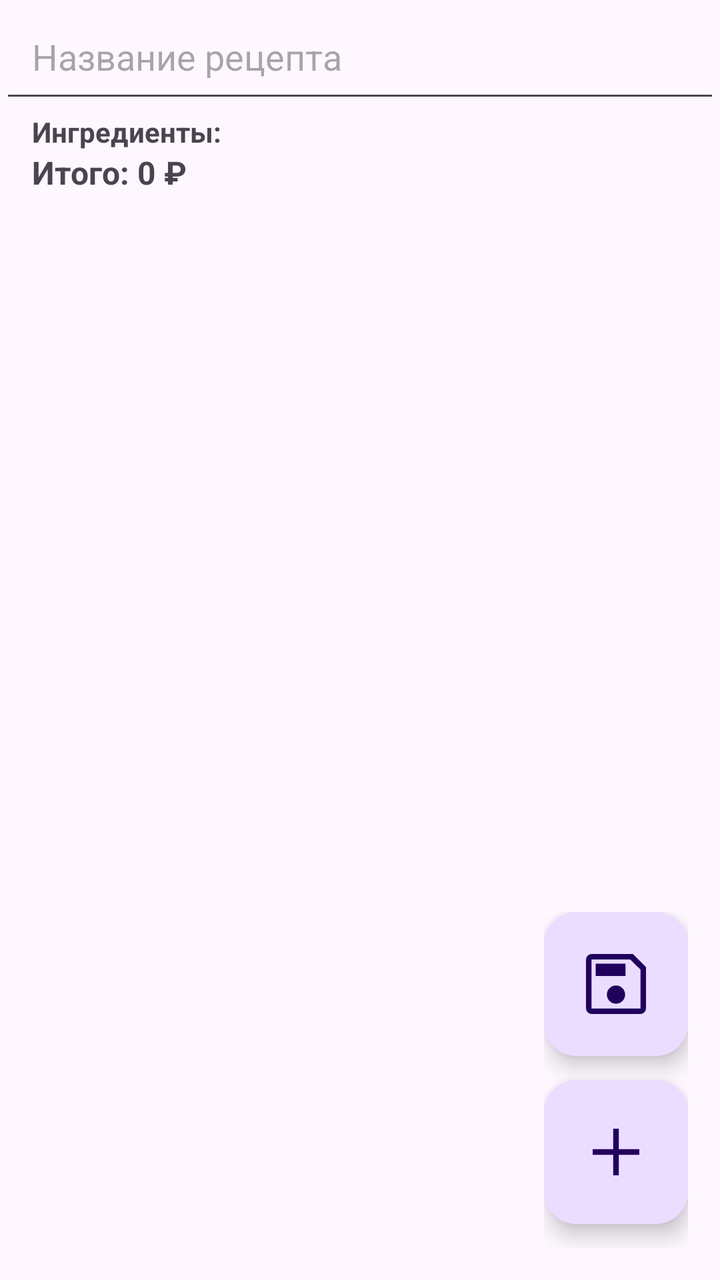
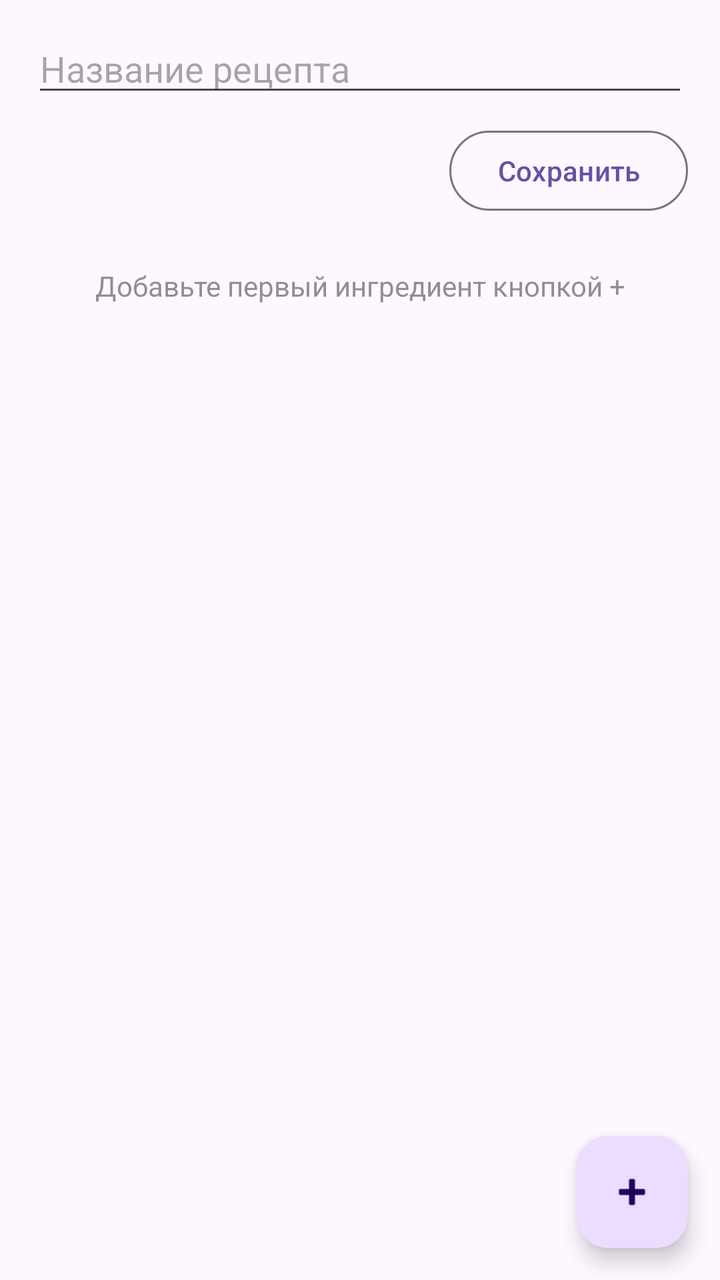

An Android layout rendered at two revisions. The XML below is the earlier revision; the diff shows what the commit changed to produce the second picture.
<!-- AndroidManifest.xml: application theme Theme.CondiCalc -->
<!-- res/layout/activity_add_recipe.xml -->
<?xml version="1.0" encoding="utf-8"?>
<FrameLayout xmlns:android="http://schemas.android.com/apk/res/android"
    xmlns:app="http://schemas.android.com/apk/res-auto"
    android:layout_width="match_parent"
    android:layout_height="match_parent"
    android:fitsSystemWindows="true">

    <LinearLayout
        android:layout_width="match_parent"
        android:layout_height="match_parent"
        android:orientation="vertical">

        <EditText
            android:id="@+id/recipeNameInput"
            android:layout_width="match_parent"
            android:layout_height="wrap_content"
            android:padding="16dp"
            android:hint="Название рецепта"
            android:inputType="textCapSentences" />

        <TextView
            android:layout_width="match_parent"
            android:layout_height="wrap_content"
            android:paddingStart="16dp"
            android:paddingEnd="16dp"
            android:text="Ингредиенты:"
            android:textStyle="bold" />

        <TextView
            android:id="@+id/totalText"
            android:layout_width="match_parent"
            android:layout_height="wrap_content"
            android:paddingStart="16dp"
            android:paddingEnd="16dp"
            android:paddingBottom="8dp"
            android:text="Итого: 0 ₽"
            android:textStyle="bold"
            android:textSize="16sp" />

        <androidx.recyclerview.widget.RecyclerView
            android:id="@+id/ingredientEditList"
            android:layout_width="match_parent"
            android:layout_height="0dp"
            android:layout_weight="1"
            android:paddingBottom="196dp"
            android:clipToPadding="false" />
    </LinearLayout>

    <LinearLayout
        android:layout_width="wrap_content"
        android:layout_height="wrap_content"
        android:layout_gravity="bottom|end"
        android:layout_margin="16dp"
        android:orientation="vertical">

        <com.google.android.material.floatingactionbutton.FloatingActionButton
            android:id="@+id/saveRecipeBtn"
            android:layout_width="wrap_content"
            android:layout_height="wrap_content"
            android:layout_marginBottom="12dp"
            android:contentDescription="Сохранить рецепт"
            app:fabCustomSize="72dp"
            app:maxImageSize="40dp"
            app:srcCompat="@drawable/ic_save" />

        <com.google.android.material.floatingactionbutton.FloatingActionButton
            android:id="@+id/addIngredientBtn"
            android:layout_width="wrap_content"
            android:layout_height="wrap_content"
            android:layout_marginBottom="12dp"
            android:contentDescription="Добавить ингредиент"
            app:fabCustomSize="72dp"
            app:maxImageSize="40dp"
            app:srcCompat="@drawable/ic_add" />
    </LinearLayout>
</FrameLayout>
<!-- resources referenced by this layout -->
<resources>
  <!-- drawable ic_add (drawable) -->
  <vector xmlns:android="http://schemas.android.com/apk/res/android"
      android:width="40dp"
      android:height="40dp"
      android:viewportWidth="40"
      android:viewportHeight="40">
      <path
          android:fillColor="#FF000000"
          android:pathData="M18.61 21.39H8.33V18.61H18.61V8.33h2.78V18.61H31.67v2.78H21.39V31.67H18.61V21.39Z"/>
  </vector>
  <!-- drawable ic_save (drawable) -->
  <vector xmlns:android="http://schemas.android.com/apk/res/android"
      android:width="40dp"
      android:height="40dp"
      android:viewportWidth="40"
      android:viewportHeight="40">
      <path
          android:fillColor="#FF000000"
          android:pathData="M35 11.58V32.22q0 1.12-0.83 1.95T32.22 35H7.78q-1.12 0-1.95-0.83T5 32.22V7.78Q5 6.65 5.83 5.83T7.78 5H28.42L35 11.58Zm-2.78 1.22L27.19 7.78H7.78V32.22H32.22V12.81Zm-9 15.73q1.33-1.33 1.33-3.22t-1.33-3.23-3.22-1.33-3.23 1.33T15.44 25.3t1.33 3.23 3.22 1.33 3.23-1.33ZM9.81 16H24.75V9.81H9.81V16ZM7.78 12.81V32.22 7.78v5.03Z"/>
  </vector>
  <style name="Theme.CondiCalc" parent="Theme.Material3.DayNight.NoActionBar" />
</resources>

<!-- the commit's change to res/layout/activity_add_recipe.xml (unified diff, before → after) -->
@@ -2,75 +2,69 @@
 <FrameLayout xmlns:android="http://schemas.android.com/apk/res/android"
     xmlns:app="http://schemas.android.com/apk/res-auto"
     android:layout_width="match_parent"
-    android:layout_height="match_parent"
-    android:fitsSystemWindows="true">
+    android:layout_height="match_parent">
 
     <LinearLayout
         android:layout_width="match_parent"
         android:layout_height="match_parent"
-        android:orientation="vertical">
+        android:orientation="vertical"
+        android:paddingHorizontal="16dp"
+        android:paddingTop="12dp">
 
         <EditText
             android:id="@+id/recipeNameInput"
             android:layout_width="match_parent"
             android:layout_height="wrap_content"
-            android:padding="16dp"
             android:hint="Название рецепта"
             android:inputType="textCapSentences" />
 
-        <TextView
+        <LinearLayout
             android:layout_width="match_parent"
             android:layout_height="wrap_content"
-            android:paddingStart="16dp"
-            android:paddingEnd="16dp"
-            android:text="Ингредиенты:"
-            android:textStyle="bold" />
+            android:layout_marginTop="8dp"
+            android:gravity="center_vertical"
+            android:orientation="horizontal">
+
+            <TextView
+                android:id="@+id/totalText"
+                android:layout_width="0dp"
+                android:layout_height="wrap_content"
+                android:layout_weight="1"
+                android:textAppearance="?attr/textAppearanceTitleMedium" />
+
+            <Button
+                android:id="@+id/saveRecipeBtn"
+                style="?attr/materialButtonOutlinedStyle"
+                android:layout_width="wrap_content"
+                android:layout_height="wrap_content"
+                android:text="Сохранить" />
+        </LinearLayout>
 
         <TextView
-            android:id="@+id/totalText"
+            android:id="@+id/emptyHint"
             android:layout_width="match_parent"
             android:layout_height="wrap_content"
-            android:paddingStart="16dp"
-            android:paddingEnd="16dp"
-            android:paddingBottom="8dp"
-            android:text="Итого: 0 ₽"
-            android:textStyle="bold"
-            android:textSize="16sp" />
+            android:layout_marginTop="24dp"
+            android:alpha="0.6"
+            android:gravity="center"
+            android:text="Добавьте первый ингредиент кнопкой +" />
 
         <androidx.recyclerview.widget.RecyclerView
             android:id="@+id/ingredientEditList"
             android:layout_width="match_parent"
             android:layout_height="0dp"
+            android:layout_marginTop="8dp"
             android:layout_weight="1"
-            android:paddingBottom="196dp"
-            android:clipToPadding="false" />
+            android:clipToPadding="false"
+            android:paddingBottom="88dp" />
     </LinearLayout>
 
-    <LinearLayout
+    <com.google.android.material.floatingactionbutton.FloatingActionButton
+        android:id="@+id/addIngredientBtn"
         android:layout_width="wrap_content"
         android:layout_height="wrap_content"
         android:layout_gravity="bottom|end"
         android:layout_margin="16dp"
-        android:orientation="vertical">
-
-        <com.google.android.material.floatingactionbutton.FloatingActionButton
-            android:id="@+id/saveRecipeBtn"
-            android:layout_width="wrap_content"
-            android:layout_height="wrap_content"
-            android:layout_marginBottom="12dp"
-            android:contentDescription="Сохранить рецепт"
-            app:fabCustomSize="72dp"
-            app:maxImageSize="40dp"
-            app:srcCompat="@drawable/ic_save" />
-
-        <com.google.android.material.floatingactionbutton.FloatingActionButton
-            android:id="@+id/addIngredientBtn"
-            android:layout_width="wrap_content"
-            android:layout_height="wrap_content"
-            android:layout_marginBottom="12dp"
-            android:contentDescription="Добавить ингредиент"
-            app:fabCustomSize="72dp"
-            app:maxImageSize="40dp"
-            app:srcCompat="@drawable/ic_add" />
-    </LinearLayout>
+        android:contentDescription="Добавить ингредиент"
+        android:src="@android:drawable/ic_input_add" />
 </FrameLayout>
<!-- resource entries referenced after the edit -->
@@ -1,25 +1,5 @@
 <!-- resources referenced by this layout -->
 <resources>
-  <!-- drawable ic_add (drawable) -->
-  <vector xmlns:android="http://schemas.android.com/apk/res/android"
-      android:width="40dp"
-      android:height="40dp"
-      android:viewportWidth="40"
-      android:viewportHeight="40">
-      <path
-          android:fillColor="#FF000000"
-          android:pathData="M18.61 21.39H8.33V18.61H18.61V8.33h2.78V18.61H31.67v2.78H21.39V31.67H18.61V21.39Z"/>
-  </vector>
-  <!-- drawable ic_save (drawable) -->
-  <vector xmlns:android="http://schemas.android.com/apk/res/android"
-      android:width="40dp"
-      android:height="40dp"
-      android:viewportWidth="40"
-      android:viewportHeight="40">
-      <path
-          android:fillColor="#FF000000"
-          android:pathData="M35 11.58V32.22q0 1.12-0.83 1.95T32.22 35H7.78q-1.12 0-1.95-0.83T5 32.22V7.78Q5 6.65 5.83 5.83T7.78 5H28.42L35 11.58Zm-2.78 1.22L27.19 7.78H7.78V32.22H32.22V12.81Zm-9 15.73q1.33-1.33 1.33-3.22t-1.33-3.23-3.22-1.33-3.23 1.33T15.44 25.3t1.33 3.23 3.22 1.33 3.23-1.33ZM9.81 16H24.75V9.81H9.81V16ZM7.78 12.81V32.22 7.78v5.03Z"/>
-  </vector>
   <style name="Theme.CondiCalc" parent="Theme.Material3.DayNight.NoActionBar" />
 </resources>
 
